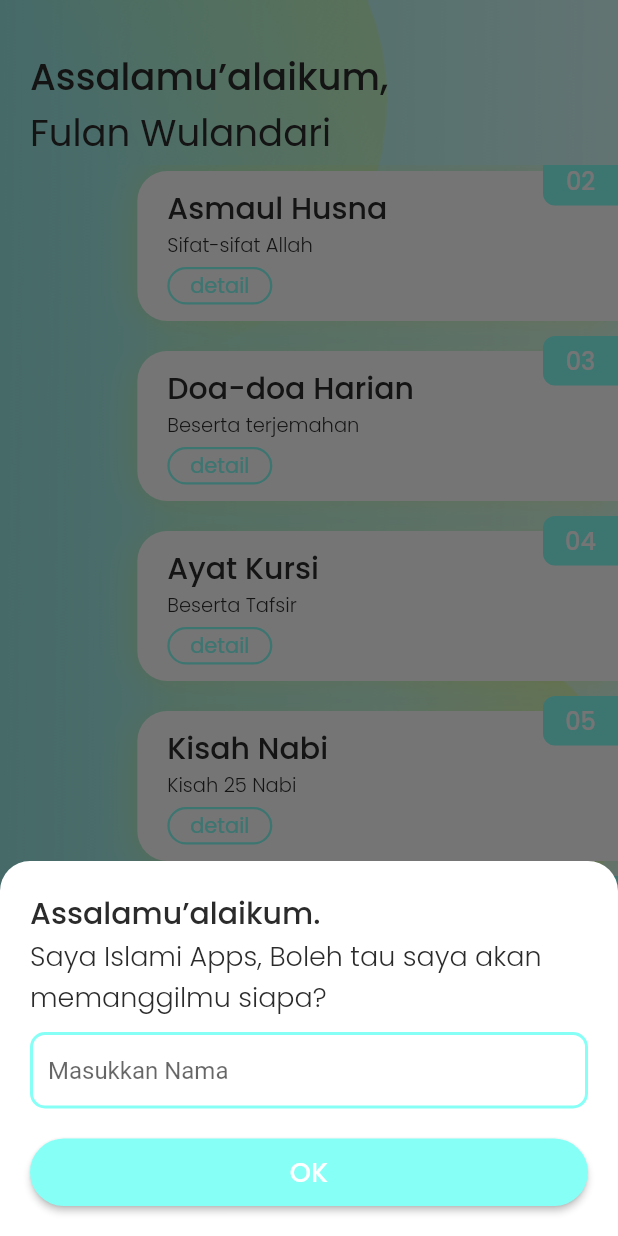
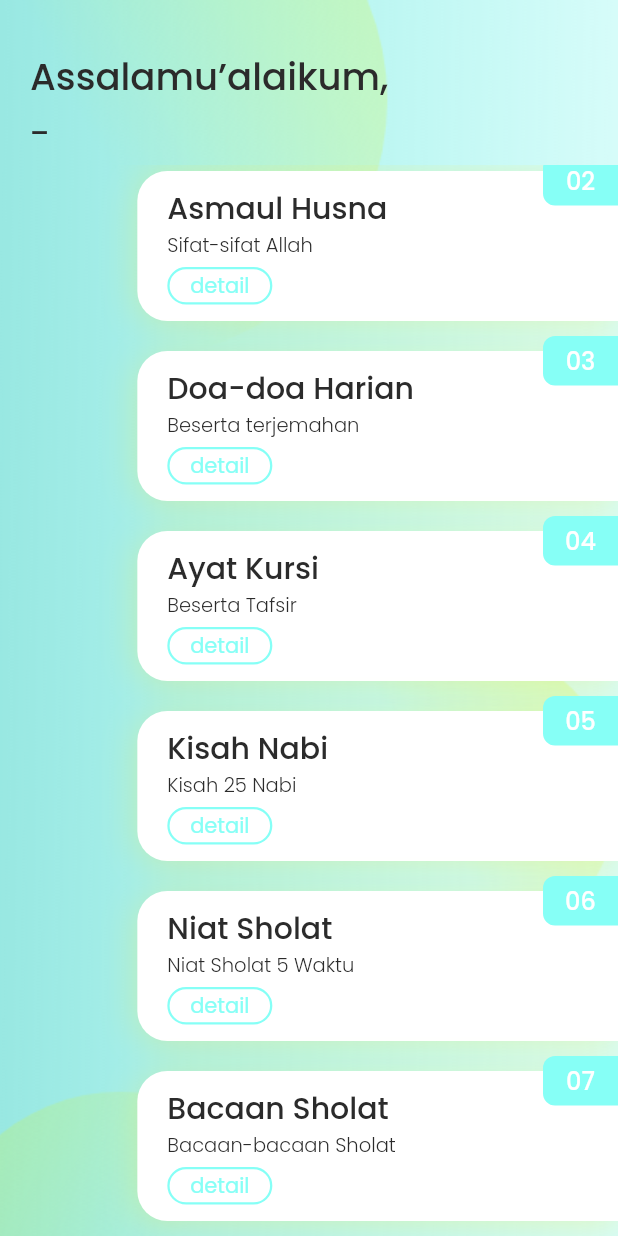
Before and after one commit to cv-irvan/islamapps, a Flutter app: the screen it shows after launch, scrolled down 126 dp, after a tap on "Assalamu’alaikum,", on a phone screen of 412 x 824 dp. Run offline on Flutter 3.47's test engine with Material 2 defaults, Android fonts, the phone set to English and light mode, and no system bars; our stand-ins replace google_fonts, shared_preferences.

Commit message:
menambah logic nama

```diff
--- /dev/null
+++ b/lib/pref/importpref.dart
@@ -0,0 +1,3 @@
+import 'package:shared_preferences/shared_preferences.dart';
+
+part 'namapref.dart';
--- /dev/null
+++ b/lib/pref/namapref.dart
@@ -0,0 +1,16 @@
+part of 'importpref.dart';
+
+Future saveNama(String value) async {
+  final pref = await SharedPreferences.getInstance();
+  return pref.setString("nama", value);
+}
+
+Future getNama() async {
+  final pref = await SharedPreferences.getInstance();
+  return pref.getString("nama");
+}
+
+Future rmvNama() async {
+  final pref = await SharedPreferences.getInstance();
+  return pref.remove("nama");
+}
--- a/lib/view/home.dart
+++ b/lib/view/home.dart
@@ -6,6 +6,8 @@ class Home extends StatefulWidget {
 }
 
 class _HomeState extends State<Home> {
+  String nama;
+
   tanyanama(BuildContext context) {
     showModalBottomSheet(
       backgroundColor: Colors.transparent,
@@ -19,6 +21,7 @@ class _HomeState extends State<Home> {
                 topLeft: Radius.circular(20),
                 topRight: Radius.circular(20),
               )),
+          child: SingleChildScrollView(
             child: Column(
               mainAxisSize: MainAxisSize.min,
               crossAxisAlignment: CrossAxisAlignment.start,
@@ -55,32 +58,37 @@ class _HomeState extends State<Home> {
                       borderRadius: BorderRadius.circular(10),
                     ),
                   ),
-              ),
-              SizedBox(
-                height: 20,
-              ),
-              Container(
-                width: double.infinity,
-                height: 45,
-                child: ElevatedButton(
-                  onPressed: () => Navigator.pop(context),
-                  child: Text('OK'),
-                  style: ElevatedButton.styleFrom(
-                    primary: utama,
-                    shape: RoundedRectangleBorder(
-                        borderRadius: BorderRadius.circular(50)),
-                    textStyle: GoogleFonts.poppins(
-                        color: putih,
-                        fontWeight: FontWeight.w500,
-                        fontSize: 18),
-                  ),
-                ),
+                  onFieldSubmitted: (value) {
+                    Navigator.pop(context);
+                    setState(() {
+                      nama = value;
+                      saveNama(value);
+                    });
+                  },
                 ),
               ],
+            ),
           ),
         );
       },
     );
+  }
+
+  @override
+  void initState() {
+    getNama().then((value) {
+      if (value != null) {
+        setState(() {
+          nama = value;
+        });
+      } else {
+        setState(() {
+          tanyanama(context);
+        });
+      }
+    });
+
+    super.initState();
   }
 
   @override
@@ -91,7 +99,7 @@ class _HomeState extends State<Home> {
         children: [
           Bg(),
           InkWell(
-            onTap: () => tanyanama(context),
+            onTap: () => rmvNama(),
             child: Container(
               padding: EdgeInsets.fromLTRB(20, 10, 20, 0),
               height: 130,
@@ -109,11 +117,10 @@ class _HomeState extends State<Home> {
                     ),
                   ),
                   Text(
-                    'Fulan Wulandari',
+                    nama ?? '-',
                     style: GoogleFonts.poppins(
                       color: hitam,
                       fontSize: Sizeconfig.lebarLayar * 6,
-                      // fontWeight: FontWeight.w500,
                     ),
                   ),
                 ],
--- a/lib/view/importview.dart
+++ b/lib/view/importview.dart
@@ -1,5 +1,6 @@
 import 'package:flutter/material.dart';
 import 'package:google_fonts/google_fonts.dart';
 import 'package:islam/utils/importutils.dart';
+import 'package:islam/pref/importpref.dart';
 
 part 'home.dart';
--- a/pubspec.yaml
+++ b/pubspec.yaml
@@ -27,6 +27,7 @@ dependencies:
   google_fonts: ^2.0.0
   http: ^0.13.0
   rxdart: ^0.26.0
+  shared_preferences: ^2.0.5
 
 dev_dependencies:
   flutter_test:
```
Also changed, not shown: pubspec.lock. Lines whose indentation alone changed are shown as unchanged.
